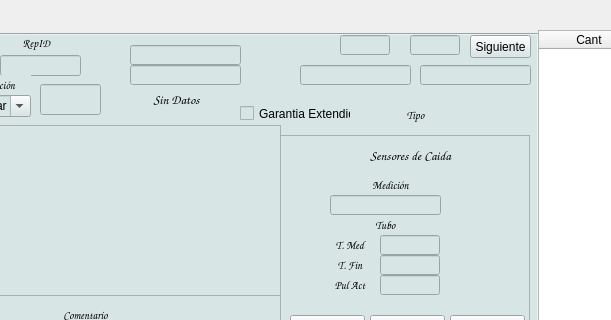
Old version of the form reparaciones.ui in the repository Matias2178/Sistema_Postventa; both pictures show x 402 to 1013 and y 0 to 320 of the 1298 by 591 pixel window.
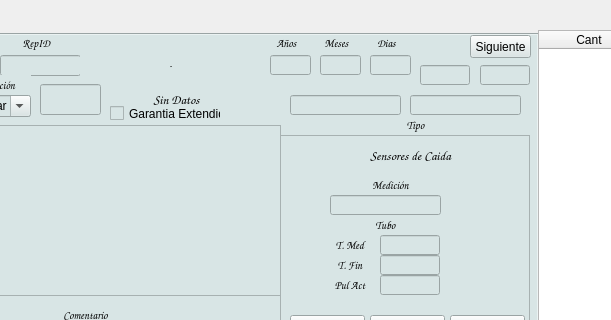
New version of the form. Icons and pictures are not drawn.

Commit message: Se elimino la pantalla de carga de fallas de la version anterior Se agregaron los botones en la pantalla de edicion de las bases de datos, para poder cargar las fallas Agregado de filtros en la pantalla donde se generan las fallas Se modifico el codigo para que la extencion de la garantia por fecha se pueda hacer con el sensor desconectado Ahora ademas del ID de la reparacion se ve el mombre del agente a la cual esta asociada mientras se esta realizando la carga de datos Muestra la cantidad de años, meses y dias que pasaron desde el momento de fabricacion.

What changed in the file:
```diff
--- a/reparaciones.ui
+++ b/reparaciones.ui
@@ -208,9 +208,9 @@
      </property>
      <property name="geometry">
       <rect>
-       <x>683</x>
+       <x>620</x>
        <y>2</y>
-       <width>61</width>
+       <width>41</width>
        <height>21</height>
       </rect>
      </property>
@@ -244,7 +244,7 @@
     <widget class="QLabel" name="lID_28">
      <property name="geometry">
       <rect>
-       <x>630</x>
+       <x>574</x>
        <y>0</y>
        <width>51</width>
        <height>20</height>
@@ -657,6 +657,30 @@
       </item>
      </layout>
     </widget>
+    <widget class="QLabel" name="MAgente">
+     <property name="geometry">
+      <rect>
+       <x>660</x>
+       <y>4</y>
+       <width>101</width>
+       <height>20</height>
+      </rect>
+     </property>
+     <property name="font">
+      <font>
+       <family>Comic Sans MS</family>
+       <pointsize>8</pointsize>
+       <weight>75</weight>
+       <bold>true</bold>
+      </font>
+     </property>
+     <property name="text">
+      <string>-</string>
+     </property>
+     <property name="alignment">
+      <set>Qt::AlignCenter</set>
+     </property>
+    </widget>
     <zorder>lID_23</zorder>
     <zorder>MON_BON</zorder>
     <zorder>MON_COM</zorder>
@@ -673,6 +697,7 @@
     <zorder>MON_EDITAR</zorder>
     <zorder>label_16</zorder>
     <zorder>Prod_Mon</zorder>
+    <zorder>MAgente</zorder>
    </widget>
    <widget class="QWidget" name="Perifericos">
     <attribute name="title">
@@ -1111,7 +1136,7 @@
      <property name="geometry">
       <rect>
        <x>850</x>
-       <y>70</y>
+       <y>80</y>
        <width>31</width>
        <height>21</height>
       </rect>
@@ -1140,7 +1165,7 @@
      <property name="geometry">
       <rect>
        <x>880</x>
-       <y>70</y>
+       <y>80</y>
        <width>31</width>
        <height>21</height>
       </rect>
@@ -4107,7 +4132,7 @@
      <property name="geometry">
       <rect>
        <x>780</x>
-       <y>70</y>
+       <y>80</y>
        <width>51</width>
        <height>20</height>
       </rect>
@@ -4526,8 +4551,8 @@
     <widget class="QLineEdit" name="SEN_ID_3">
      <property name="geometry">
       <rect>
-       <x>730</x>
-       <y>0</y>
+       <x>810</x>
+       <y>30</y>
        <width>50</width>
        <height>20</height>
       </rect>
@@ -4568,8 +4593,8 @@
     <widget class="QLineEdit" name="SEN_ID_4">
      <property name="geometry">
       <rect>
-       <x>800</x>
-       <y>0</y>
+       <x>870</x>
+       <y>30</y>
        <width>50</width>
        <height>20</height>
       </rect>
@@ -4639,8 +4664,8 @@
      </property>
      <property name="geometry">
       <rect>
-       <x>810</x>
-       <y>30</y>
+       <x>800</x>
+       <y>60</y>
        <width>111</width>
        <height>20</height>
       </rect>
@@ -4684,8 +4709,8 @@
      </property>
      <property name="geometry">
       <rect>
-       <x>690</x>
-       <y>30</y>
+       <x>680</x>
+       <y>60</y>
        <width>111</width>
        <height>20</height>
       </rect>
@@ -4792,100 +4817,10 @@
       <set>Qt::AlignCenter</set>
      </property>
     </widget>
-    <widget class="QLineEdit" name="T1">
-     <property name="enabled">
-      <bool>true</bool>
-     </property>
-     <property name="geometry">
-      <rect>
-       <x>520</x>
-       <y>10</y>
-       <width>111</width>
-       <height>20</height>
-      </rect>
-     </property>
-     <property name="sizePolicy">
-      <sizepolicy hsizetype="Expanding" vsizetype="Maximum">
-       <horstretch>0</horstretch>
-       <verstretch>0</verstretch>
-      </sizepolicy>
-     </property>
-     <property name="font">
-      <font>
-       <family>Times New Roman</family>
-       <pointsize>10</pointsize>
-       <weight>75</weight>
-       <bold>true</bold>
-      </font>
-     </property>
-     <property name="contextMenuPolicy">
-      <enum>Qt::DefaultContextMenu</enum>
-     </property>
-     <property name="layoutDirection">
-      <enum>Qt::LeftToRight</enum>
-     </property>
-     <property name="autoFillBackground">
-      <bool>false</bool>
-     </property>
-     <property name="locale">
-      <locale language="StandardMoroccanTamazight" country="Morocco"/>
-     </property>
-     <property name="text">
-      <string/>
-     </property>
-     <property name="alignment">
-      <set>Qt::AlignCenter</set>
-     </property>
-    </widget>
-    <widget class="QLineEdit" name="T2">
-     <property name="enabled">
-      <bool>true</bool>
-     </property>
-     <property name="geometry">
-      <rect>
-       <x>520</x>
-       <y>30</y>
-       <width>111</width>
-       <height>20</height>
-      </rect>
-     </property>
-     <property name="sizePolicy">
-      <sizepolicy hsizetype="Expanding" vsizetype="Maximum">
-       <horstretch>0</horstretch>
-       <verstretch>0</verstretch>
-      </sizepolicy>
-     </property>
-     <property name="font">
-      <font>
-       <family>Times New Roman</family>
-       <pointsize>10</pointsize>
-       <weight>75</weight>
-       <bold>true</bold>
-      </font>
-     </property>
-     <property name="contextMenuPolicy">
-      <enum>Qt::DefaultContextMenu</enum>
-     </property>
-     <property name="layoutDirection">
-      <enum>Qt::LeftToRight</enum>
-     </property>
-     <property name="autoFillBackground">
-      <bool>false</bool>
-     </property>
-     <property name="locale">
-      <locale language="StandardMoroccanTamazight" country="Morocco"/>
-     </property>
-     <property name="text">
-      <string/>
-     </property>
-     <property name="alignment">
-      <set>Qt::AlignCenter</set>
-     </property>
-    </widget>
     <widget class="QCheckBox" name="checkBox">
      <property name="geometry">
       <rect>
-       <x>630</x>
+       <x>500</x>
        <y>70</y>
        <width>111</width>
        <height>17</height>
@@ -4895,6 +4830,237 @@
       <string>Garantia Extendida</string>
      </property>
     </widget>
+    <widget class="QLabel" name="lAnio">
+     <property name="geometry">
+      <rect>
+       <x>660</x>
+       <y>0</y>
+       <width>33</width>
+       <height>16</height>
+      </rect>
+     </property>
+     <property name="font">
+      <font>
+       <family>Comic Sans MS</family>
+       <pointsize>8</pointsize>
+       <weight>75</weight>
+       <bold>true</bold>
+      </font>
+     </property>
+     <property name="text">
+      <string>Años</string>
+     </property>
+     <property name="alignment">
+      <set>Qt::AlignCenter</set>
+     </property>
+    </widget>
+    <widget class="QLabel" name="PAgente">
+     <property name="geometry">
+      <rect>
+       <x>470</x>
+       <y>20</y>
+       <width>181</width>
+       <height>20</height>
+      </rect>
+     </property>
+     <property name="font">
+      <font>
+       <family>Comic Sans MS</family>
+       <pointsize>8</pointsize>
+       <weight>75</weight>
+       <bold>true</bold>
+      </font>
+     </property>
+     <property name="text">
+      <string>-</string>
+     </property>
+     <property name="alignment">
+      <set>Qt::AlignCenter</set>
+     </property>
+    </widget>
+    <widget class="QLineEdit" name="AA">
+     <property name="enabled">
+      <bool>true</bool>
+     </property>
+     <property name="geometry">
+      <rect>
+       <x>660</x>
+       <y>20</y>
+       <width>41</width>
+       <height>20</height>
+      </rect>
+     </property>
+     <property name="sizePolicy">
+      <sizepolicy hsizetype="Expanding" vsizetype="Maximum">
+       <horstretch>0</horstretch>
+       <verstretch>0</verstretch>
+      </sizepolicy>
+     </property>
+     <property name="font">
+      <font>
+       <family>Times New Roman</family>
+       <pointsize>10</pointsize>
+       <weight>75</weight>
+       <bold>true</bold>
+      </font>
+     </property>
+     <property name="contextMenuPolicy">
+      <enum>Qt::DefaultContextMenu</enum>
+     </property>
+     <property name="layoutDirection">
+      <enum>Qt::LeftToRight</enum>
+     </property>
+     <property name="autoFillBackground">
+      <bool>false</bool>
+     </property>
+     <property name="locale">
+      <locale language="StandardMoroccanTamazight" country="Morocco"/>
+     </property>
+     <property name="text">
+      <string/>
+     </property>
+     <property name="alignment">
+      <set>Qt::AlignCenter</set>
+     </property>
+    </widget>
+    <widget class="QLineEdit" name="MM">
+     <property name="enabled">
+      <bool>true</bool>
+     </property>
+     <property name="geometry">
+      <rect>
+       <x>710</x>
+       <y>20</y>
+       <width>41</width>
+       <height>20</height>
+      </rect>
+     </property>
+     <property name="sizePolicy">
+      <sizepolicy hsizetype="Expanding" vsizetype="Maximum">
+       <horstretch>0</horstretch>
+       <verstretch>0</verstretch>
+      </sizepolicy>
+     </property>
+     <property name="font">
+      <font>
+       <family>Times New Roman</family>
+       <pointsize>10</pointsize>
+       <weight>75</weight>
+       <bold>true</bold>
+      </font>
+     </property>
+     <property name="contextMenuPolicy">
+      <enum>Qt::DefaultContextMenu</enum>
+     </property>
+     <property name="layoutDirection">
+      <enum>Qt::LeftToRight</enum>
+     </property>
+     <property name="autoFillBackground">
+      <bool>false</bool>
+     </property>
+     <property name="locale">
+      <locale language="StandardMoroccanTamazight" country="Morocco"/>
+     </property>
+     <property name="text">
+      <string/>
+     </property>
+     <property name="alignment">
+      <set>Qt::AlignCenter</set>
+     </property>
+    </widget>
+    <widget class="QLineEdit" name="DD">
+     <property name="enabled">
+      <bool>true</bool>
+     </property>
+     <property name="geometry">
+      <rect>
+       <x>760</x>
+       <y>20</y>
+       <width>41</width>
+       <height>20</height>
+      </rect>
+     </property>
+     <property name="sizePolicy">
+      <sizepolicy hsizetype="Expanding" vsizetype="Maximum">
+       <horstretch>0</horstretch>
+       <verstretch>0</verstretch>
+      </sizepolicy>
+     </property>
+     <property name="font">
+      <font>
+       <family>Times New Roman</family>
+       <pointsize>10</pointsize>
+       <weight>75</weight>
+       <bold>true</bold>
+      </font>
+     </property>
+     <property name="contextMenuPolicy">
+      <enum>Qt::DefaultContextMenu</enum>
+     </property>
+     <property name="layoutDirection">
+      <enum>Qt::LeftToRight</enum>
+     </property>
+     <property name="autoFillBackground">
+      <bool>false</bool>
+     </property>
+     <property name="locale">
+      <locale language="StandardMoroccanTamazight" country="Morocco"/>
+     </property>
+     <property name="text">
+      <string/>
+     </property>
+     <property name="alignment">
+      <set>Qt::AlignCenter</set>
+     </property>
+    </widget>
+    <widget class="QLabel" name="lMeses">
+     <property name="geometry">
+      <rect>
+       <x>710</x>
+       <y>0</y>
+       <width>33</width>
+       <height>16</height>
+      </rect>
+     </property>
+     <property name="font">
+      <font>
+       <family>Comic Sans MS</family>
+       <pointsize>8</pointsize>
+       <weight>75</weight>
+       <bold>true</bold>
+      </font>
+     </property>
+     <property name="text">
+      <string>Meses</string>
+     </property>
+     <property name="alignment">
+      <set>Qt::AlignCenter</set>
+     </property>
+    </widget>
+    <widget class="QLabel" name="lDias">
+     <property name="geometry">
+      <rect>
+       <x>760</x>
+       <y>0</y>
+       <width>33</width>
+       <height>16</height>
+      </rect>
+     </property>
+     <property name="font">
+      <font>
+       <family>Comic Sans MS</family>
+       <pointsize>8</pointsize>
+       <weight>75</weight>
+       <bold>true</bold>
+      </font>
+     </property>
+     <property name="text">
+      <string>Dias</string>
+     </property>
+     <property name="alignment">
+      <set>Qt::AlignCenter</set>
+     </property>
+    </widget>
     <zorder>SEN_FF</zorder>
     <zorder>label_8</zorder>
     <zorder>lID_4</zorder>
@@ -4936,9 +5102,14 @@
     <zorder>Medicion_2</zorder>
     <zorder>SEN_BONIF</zorder>
     <zorder>SEN_ANT</zorder>
-    <zorder>T1</zorder>
-    <zorder>T2</zorder>
     <zorder>checkBox</zorder>
+    <zorder>lAnio</zorder>
+    <zorder>PAgente</zorder>
+    <zorder>AA</zorder>
+    <zorder>MM</zorder>
+    <zorder>DD</zorder>
+    <zorder>lMeses</zorder>
+    <zorder>lDias</zorder>
    </widget>
    <widget class="QWidget" name="Instalaciones">
     <attribute name="title">
@@ -5207,7 +5378,7 @@
      </property>
      <property name="geometry">
       <rect>
-       <x>650</x>
+       <x>450</x>
        <y>0</y>
        <width>91</width>
        <height>21</height>
@@ -5243,7 +5414,7 @@
     <widget class="QLabel" name="lID_30">
      <property name="geometry">
       <rect>
-       <x>600</x>
+       <x>400</x>
        <y>0</y>
        <width>43</width>
        <height>16</height>
@@ -5451,6 +5622,30 @@
       <set>Qt::AlignCenter</set>
      </property>
     </widget>
+    <widget class="QLabel" name="IAgente">
+     <property name="geometry">
+      <rect>
+       <x>540</x>
+       <y>10</y>
+       <width>191</width>
+       <height>16</height>
+      </rect>
+     </property>
+     <property name="font">
+      <font>
+       <family>Comic Sans MS</family>
+       <pointsize>8</pointsize>
+       <weight>75</weight>
+       <bold>true</bold>
+      </font>
+     </property>
+     <property name="text">
+      <string>-</string>
+     </property>
+     <property name="alignment">
+      <set>Qt::AlignCenter</set>
+     </property>
+    </widget>
    </widget>
   </widget>
   <widget class="QTableWidget" name="RepTrabajo">
```
The commit also changes 18 other files.
